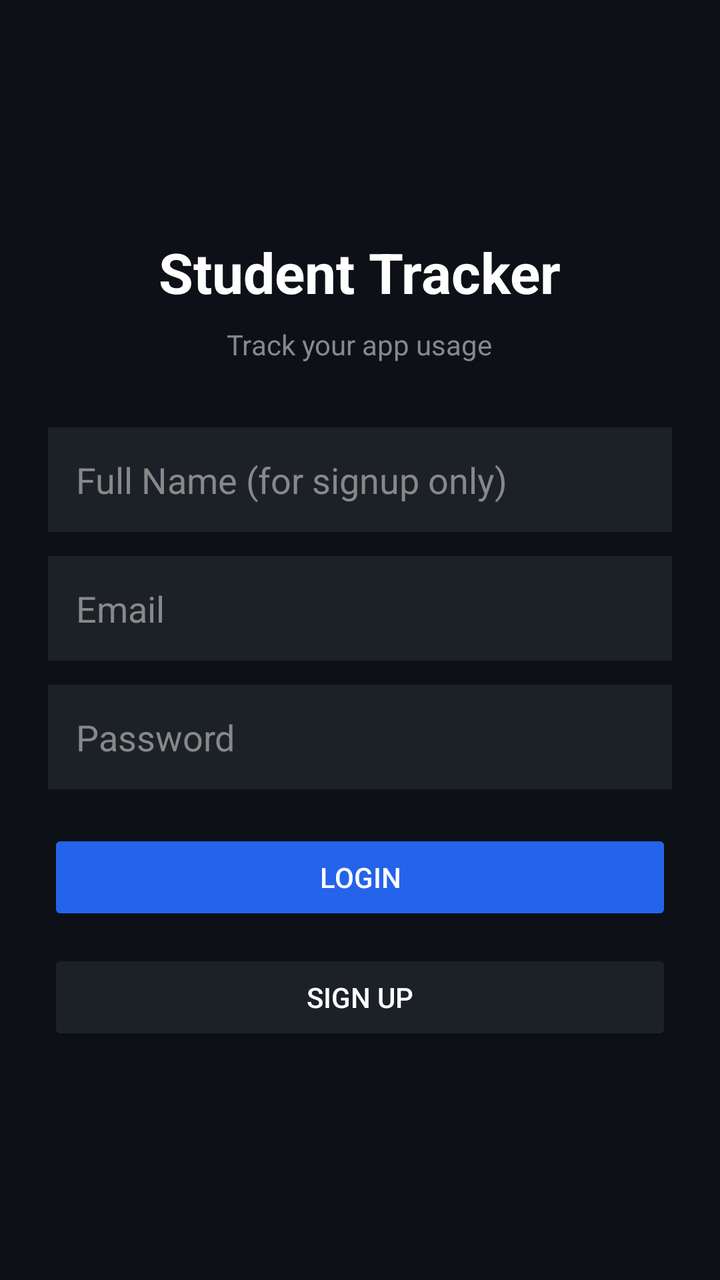
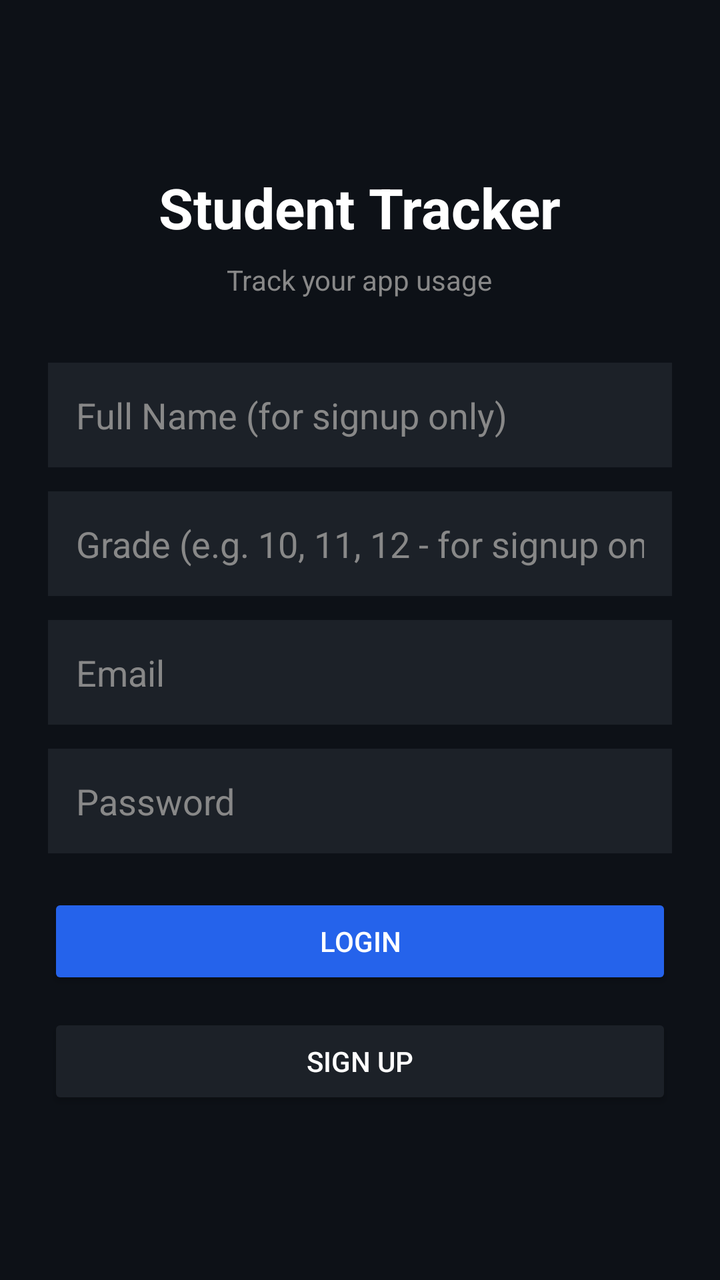

Two renders of the same Android screen: before a commit and after it. Below are the layout's source before the change and the commit's diff.
<!-- AndroidManifest.xml: application theme AppTheme -->
<!-- res/layout/activity_main.xml -->
<?xml version="1.0" encoding="utf-8"?>
<LinearLayout xmlns:android="http://schemas.android.com/apk/res/android"
    android:layout_width="match_parent"
    android:layout_height="match_parent"
    android:orientation="vertical"
    android:padding="24dp"
    android:gravity="center"
    android:background="#0D1117">

    <TextView
        android:text="Student Tracker"
        android:textSize="28sp"
        android:textColor="#FFFFFF"
        android:textStyle="bold"
        android:layout_marginBottom="8dp"
        android:layout_width="wrap_content"
        android:layout_height="wrap_content"/>

    <TextView
        android:text="Track your app usage"
        android:textSize="14sp"
        android:textColor="#888888"
        android:layout_marginBottom="32dp"
        android:layout_width="wrap_content"
        android:layout_height="wrap_content"/>

    <EditText
        android:id="@+id/fullNameInput"
        android:hint="Full Name (for signup only)"
        android:textColorHint="#888888"
        android:textColor="#FFFFFF"
        android:background="#1C2128"
        android:padding="14dp"
        android:layout_width="match_parent"
        android:layout_height="wrap_content"
        android:layout_marginBottom="12dp"
        android:inputType="textPersonName"/>

    <EditText
        android:id="@+id/emailInput"
        android:hint="Email"
        android:textColorHint="#888888"
        android:textColor="#FFFFFF"
        android:background="#1C2128"
        android:padding="14dp"
        android:layout_width="match_parent"
        android:layout_height="wrap_content"
        android:layout_marginBottom="12dp"
        android:inputType="textEmailAddress"/>

    <EditText
        android:id="@+id/passwordInput"
        android:hint="Password"
        android:textColorHint="#888888"
        android:textColor="#FFFFFF"
        android:background="#1C2128"
        android:padding="14dp"
        android:layout_width="match_parent"
        android:layout_height="wrap_content"
        android:layout_marginBottom="20dp"
        android:inputType="textPassword"/>

    <Button
        android:id="@+id/loginButton"
        android:text="Login"
        android:backgroundTint="#2563EB"
        android:textColor="#FFFFFF"
        android:layout_width="match_parent"
        android:layout_height="wrap_content"
        android:layout_marginBottom="12dp"/>

    <Button
        android:id="@+id/signupButton"
        android:text="Sign Up"
        android:backgroundTint="#1C2128"
        android:textColor="#FFFFFF"
        android:layout_width="match_parent"
        android:layout_height="wrap_content"/>

</LinearLayout>
<!-- resources referenced by this layout -->
<resources>
  <style name="AppTheme" parent="Theme.AppCompat.DayNight.NoActionBar">
          <item name="colorPrimary">#2563EB</item>
          <item name="colorPrimaryDark">#1D4ED8</item>
          <item name="colorAccent">#2563EB</item>
      </style>
</resources>

<!-- the commit's change to res/layout/activity_main.xml (unified diff, before → after) -->
@@ -35,6 +35,18 @@
         android:layout_height="wrap_content"
         android:layout_marginBottom="12dp"
         android:inputType="textPersonName"/>
+
+    <EditText
+        android:id="@+id/gradeInput"
+        android:hint="Grade (e.g. 10, 11, 12 - for signup only)"
+        android:textColorHint="#888888"
+        android:textColor="#FFFFFF"
+        android:background="#1C2128"
+        android:padding="14dp"
+        android:layout_width="match_parent"
+        android:layout_height="wrap_content"
+        android:layout_marginBottom="12dp"
+        android:inputType="text"/>
 
     <EditText
         android:id="@+id/emailInput"
